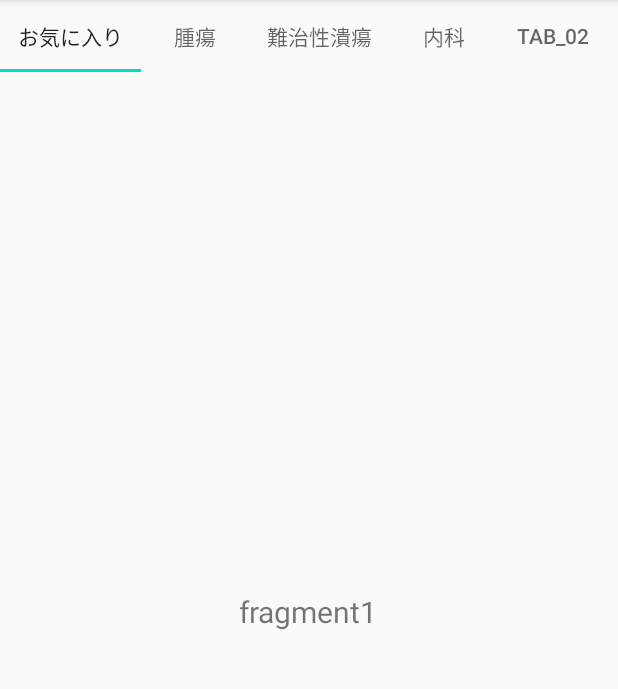
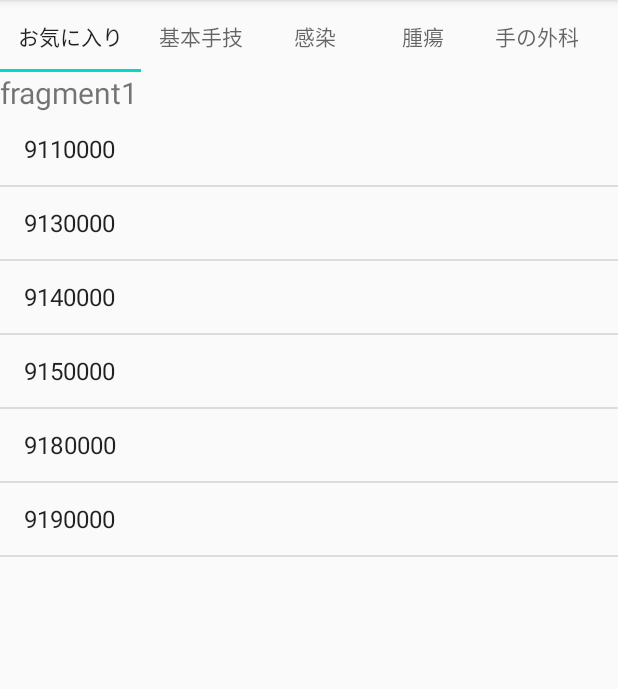
Before and after one commit to tobushiro/PRSM2, an Android app: the screen it shows after launch (MainActivity), on a phone screen of 412 x 824 dp, the part 84-773 px from its top. Run offline under Robolectric (Android 15) with nearby library versions, the phone set to English and light mode, and no system bars.

Commit message:
コミットの練習2

```diff
--- a/app/src/main/java/com/example/prsm2/Content.kt
+++ b/app/src/main/java/com/example/prsm2/Content.kt
@@ -13,4 +13,5 @@ import org.json.JSONArray
 
 data class Content(val contentNumber: String = "9000000",
                    val contentTitle : String = "コンテンツタイトル",
-                   var contentSource: List<String>)
+                   var contentSource: List<String>
+)
--- a/app/src/main/java/com/example/prsm2/MainActivity.kt
+++ b/app/src/main/java/com/example/prsm2/MainActivity.kt
@@ -1,24 +1,25 @@
 package com.example.prsm2
 
-import android.content.Intent
 import androidx.appcompat.app.AppCompatActivity
 import android.os.Bundle
-import android.widget.ArrayAdapter
-import android.widget.ListView
-import android.widget.Toast
 import kotlinx.android.synthetic.main.activity_main.*
 import org.json.JSONObject
 
 /***************************************************************************************************
+ * ++次にすること++
+ * リストを押すと結果を表示する
+ * ++++++++++++++
+ *
  * PRSM2 -  MainActivity.kt
- *              fun readContent
+ *              fun ReadList
+ *              fun ReadContent
  *          Result1Activity
  *          DataClass Content.kt
  *
  *          TabFragment.kt
  *          TabAdapter.kt
  *              fragment_tab_1
- *              fragment_tab_1
+ *              fragment_tab_2
  *
  *"9000000"のコンテンツを読み込む
  *
@@ -53,57 +54,24 @@ class MainActivity : AppCompatActivity() {
         ////Tabの実装
         pager.adapter = TabAdapter(supportFragmentManager,this)
         tab_layoutID.setupWithViewPager(pager)
-
-        ////JSON関連
-        val assetManager = resources.assets
-        val inputStream = assetManager.open("maindata.json")
-        val jsonString = inputStream.bufferedReader().use {it.readText()}
-        val jObject = JSONObject(jsonString)
-
-        //ListViewを作る*****************************************************************************
-        ////"9000000"を読み込む
-        var contentNow : Content = ReadContent("9000000", jObject)
-        var contentNext : Content
-        ////ListViewを表示する
-        /*******************************************************************************************
-        val listView = findViewById(R.id.listviewID) as ListView
-        var adapter = ArrayAdapter<String>(this, android.R.layout.simple_list_item_1, contentNow.contentSource)
-        listView.adapter = adapter
-        ///タップ処理
-        listView.setOnItemClickListener {parent, view, position, id ->
-            contentNext = ReadContent(contentNow.contentSource[position],jObject)
-            when (contentNext.contentNumber.take(1)){//positonにしたらデバック
-                "1" ->{
-                    ///デバック用: 通常の結果に飛ぶ
-                    var intent = Intent(this, Result1Activity::class.java)
-                    startActivity(intent)
-                }
-                "9" -> {
-                    //デバック用 :トースト
-                    Toast.makeText(this,contentNext.contentSource.toString(),Toast.LENGTH_SHORT)
-                        .show()
-                }
-                "0" -> {
-                    //デバック用: 新しいリストを作る系
-                    adapter = ArrayAdapter<String>(this, android.R.layout.simple_list_item_1, contentNext.contentSource)
-                    listView.adapter = adapter
-                    adapter.notifyDataSetChanged()
-                    contentNow = contentNext
-                }
-                else ->{
-                }
-            }
-        }
-        *******************************************************************************************/
     }
 }
 
-//コンテンツ番号を渡すと、JSONからデーターを読み込んでContentクラスを返す。(コンテンツ番号,JSONBoject)
+//コンテンツ番号を渡すと、JSONからデーターを読み込んでContentクラスを返す。(コンテンツ番号,JSONBoject) リスト系
+fun ReadList (n:String, b:JSONObject):Content{
+    var postJSONObject = b.getJSONObject(n)
+    var t : String = postJSONObject.getString("contentTitle")
+    val s = postJSONObject.getJSONArray("contentSource")
+    var ss = s.toString().drop(9).dropLast(1).split(",")//contentSourceを配列に
+    var c : Content = Content(n,t,ss)
+    return c
+}
+//コンテンツ番号を渡すと、JSONからデーターを読み込んでContentクラスを返す。(コンテンツ番号,JSONBoject)　コンテンツ系
 fun ReadContent (n:String, b:JSONObject):Content{
     var postJSONObject = b.getJSONObject(n)
     var t : String = postJSONObject.getString("contentTitle")
     val s = postJSONObject.getJSONArray("contentSource")
-    var f = s.toString().drop(9).dropLast(1).split(",")//contentSourceを配列に
-    var c : Content = Content(n,t,f)
+    var ss = listOf<String>(s.toString()) //Listof(s.toString())//contentSourceを配列に
+    var c : Content = Content(n,t,ss)
     return c
 }
--- a/app/src/main/java/com/example/prsm2/TabAdapter.kt
+++ b/app/src/main/java/com/example/prsm2/TabAdapter.kt
@@ -1,6 +1,7 @@
 package com.example.prsm2
 
 import android.content.Context
+import android.os.Bundle
 import androidx.fragment.app.Fragment
 import androidx.fragment.app.FragmentManager
 import androidx.fragment.app.FragmentPagerAdapter
@@ -13,17 +14,23 @@ class TabAdapter (fm:FragmentManager, private val context: Context): FragmentPag
 
     override fun getItem(position: Int): Fragment {
         when(position){
-            0 -> { return Tab1Fragment()}
-            else -> {return Tab2Fragment()}
+            0 -> { return Tab1Fragment("9000000")}
+            1 -> { return Tab1Fragment("9100000")}
+            2 -> { return Tab1Fragment("9110000")}
+            3 -> { return Tab1Fragment("9130000")}
+            4 -> { return Tab1Fragment("9140000")}
+            else -> {return Tab2Fragment("mKey")}
         }
     }
 
     override fun getPageTitle(position: Int): CharSequence? {
         when(position){
             0 -> {return  "お気に入り"}
-            1 -> {return  "腫瘍"}
-            2 -> {return  "難治性潰瘍"}
-            3 -> {return  "内科"}
+            1 -> {return  "基本手技"}
+            2 -> {return  "感染"}
+            3 -> {return  "腫瘍"}
+            4 -> {return  "手の外科"}
+            5 -> {return  "顔面"}
             else -> {return "tab_02"}
         }
     }
--- a/app/src/main/java/com/example/prsm2/TabFragment.kt
+++ b/app/src/main/java/com/example/prsm2/TabFragment.kt
@@ -1,12 +1,19 @@
 package com.example.prsm2
 
+import android.content.Intent
 import android.os.Bundle
 import android.view.LayoutInflater
 import android.view.View
 import android.view.ViewGroup
+import android.widget.ArrayAdapter
+import android.widget.Toast
 import androidx.fragment.app.Fragment
+import kotlinx.android.synthetic.main.fragment_tab_1.*
+import org.json.JSONObject
+import com.example.prsm2.Result1Activity as Result1Activity
 
-class Tab1Fragment:Fragment() {
+class Tab1Fragment(var key: String):Fragment() {                                             //リストを表示するフラグメント
+    //Fragmentをinflateしている
     override fun onCreateView(
         inflater: LayoutInflater,
         container: ViewGroup?,
@@ -14,9 +21,38 @@ class Tab1Fragment:Fragment() {
     ): View? {
         return inflater.inflate(R.layout.fragment_tab_1,container,false)
     }
+    //リストを表示する
+    override fun onViewCreated(view: View, savedInstanceState: Bundle?) {
+        super.onViewCreated(view, savedInstanceState)
+        ////ListViewの用意
+        //JSONの用意
+        val assetManager = resources.assets
+        val inputStream = assetManager.open("maindata.json")
+        val jsonString = inputStream.bufferedReader().use {it.readText()}
+        val jObject = JSONObject(jsonString)
+        //まず9000000のリストを読み込んでアダプターに渡す
+        var contentNow : Content = ReadList(key, jObject)
+        val adapter = ArrayAdapter(context!!, android.R.layout.simple_list_item_1, contentNow.contentSource)
+        this.listviewID.adapter = adapter
+        //リストをタップした時の処理
+        listviewID.setOnItemClickListener { parent, view, position, id ->
+            when(position){
+                1 -> {//デバック用にtoast
+                    Toast.makeText(context,contentNow.contentTitle, Toast.LENGTH_SHORT).show()
+                }
+                2 -> {//デバック用に結果のactivityに
+                    val intent = Intent(context, Result1Activity::class.java)
+                    intent.putExtra("contentNumber",contentNow.contentSource[position])
+                    startActivity(intent)
+                }
+                else -> {
+                }
+            }
+        }
+    }
 }
 
-class Tab2Fragment:Fragment() {
+class Tab2Fragment(var key:String):Fragment() {
     override fun onCreateView(
         inflater: LayoutInflater,
         container: ViewGroup?,
--- a/app/src/main/res/layout/activity_result1.xml
+++ b/app/src/main/res/layout/activity_result1.xml
@@ -9,6 +9,12 @@
     android:gravity="start"
     android:orientation="vertical">
 
+    <TextView
+        android:id="@+id/ra1TVID"
+        android:layout_width="match_parent"
+        android:layout_height="wrap_content"
+        android:text="TextView" />
+
     <ImageView
         android:id="@+id/result1_iv1"
         android:layout_width="match_parent"
--- a/app/src/main/res/layout/fragment_tab_1.xml
+++ b/app/src/main/res/layout/fragment_tab_1.xml
@@ -7,8 +7,14 @@
 
     <TextView
         android:id="@+id/textView"
-        android:textSize="20sp"
         android:layout_width="wrap_content"
         android:layout_height="wrap_content"
-        android:text="fragment1" />
+        android:layout_gravity="top"
+        android:text="fragment1"
+        android:textSize="20sp" />
+
+    <ListView
+        android:id="@+id/listviewID"
+        android:layout_width="match_parent"
+        android:layout_height="match_parent" />
 </LinearLayout>
```
Also changed, not shown: app/src/main/java/com/example/prsm2/Result1Activity.kt (+21 -1 lines), app/src/main/res/drawable-v24/pic1100000.png (added), app/src/main/res/drawable-v24/pic1110002.png (added), app/src/main/res/drawable-v24/pic1110003.png (added), app/src/main/res/drawable-v24/pic1130001.png (added), app/src/main/res/drawable-v24/pic1130002.png (added), app/src/main/res/drawable-v24/pic1130100.png (added), app/src/main/res/drawable-v24/pic1130101.png (added), app/src/main/res/drawable-v24/pic1130102.jpg (added), app/src/main/res/drawable-v24/pic1500000.jpg (added), app/src/main/res/drawable-v24/pic1800003.png (added).
